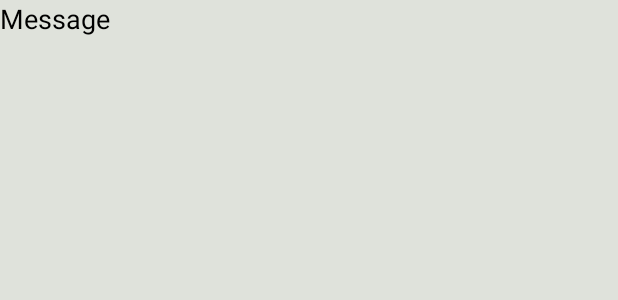
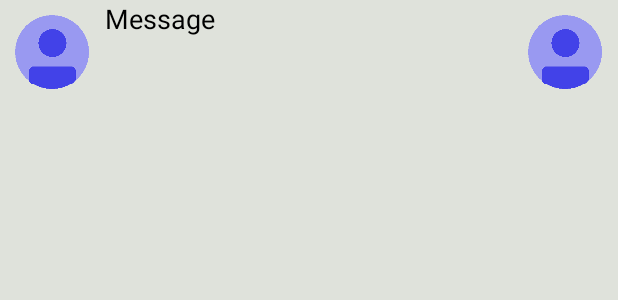
Before and after one commit to jmhwang7/Gamr, an Android app: the layout conversation_adapter.xml on its own in the app's theme, with its tools: preview values and no code run, on a phone screen of 412 x 824 dp. Shown: the top 300 px of the screen. Run offline under Robolectric (Android 15) with nearby library versions, the phone set to English and light mode, and no system bars; network calls fail.

Commit message:
Added a profile picture to the conversations activity

```diff
--- a/app/src/main/java/com/gamr/gamr/ConversationActivity.java
+++ b/app/src/main/java/com/gamr/gamr/ConversationActivity.java
@@ -10,6 +10,7 @@ import android.view.MenuItem;
 import android.view.View;
 import android.view.ViewGroup;
 import android.widget.ArrayAdapter;
+import android.widget.ImageView;
 import android.widget.ListView;
 import android.widget.TextView;
 
@@ -138,9 +139,11 @@ public class ConversationActivity extends ActionBarActivity {
 
             // This sets it to be right justified
             if (message.getFromId().equals(User.sUser.getAccountID())) {
-                messageText.setGravity(Gravity.END);
+                ((ImageView) (rowView.findViewById(R.id.leftProfileView))).setVisibility(View.INVISIBLE);
+                messageText.setGravity(Gravity.RIGHT);
                 messageString = ": " + message.getFromUsername() + "\n" + message.getText();
             } else {
+                ((ImageView) (rowView.findViewById(R.id.rightProfileView))).setVisibility(View.INVISIBLE);
                 messageString = message.getFromUsername() + " :\n" + message.getText();
             }
 
--- a/app/src/main/res/layout/conversation_adapter.xml
+++ b/app/src/main/res/layout/conversation_adapter.xml
@@ -1,13 +1,30 @@
 <?xml version="1.0" encoding="utf-8"?>
-<RelativeLayout xmlns:android="http://schemas.android.com/apk/res/android"
-    android:layout_width="match_parent" android:layout_height="match_parent">
+<LinearLayout xmlns:android="http://schemas.android.com/apk/res/android"
+    android:layout_width="fill_parent" android:layout_height="wrap_content"
+    android:orientation="horizontal">
+
+    <ImageView
+        android:layout_width="wrap_content"
+        android:layout_height="wrap_content"
+        android:id="@+id/leftProfileView"
+        android:layout_margin="10dp"
+        android:src="@drawable/profilepic" />
 
     <TextView
-        android:layout_width="fill_parent"
+        android:layout_width="wrap_content"
         android:layout_height="wrap_content"
         android:text="Message"
         style="@style/MediumTextTheme"
         android:id="@+id/messageContent"
-        android:background="#00000000" />
+        android:width="0dip"
+        android:background="#00000000"
+        android:layout_weight="1" />
 
-</RelativeLayout>
+    <ImageView
+        android:layout_width="wrap_content"
+        android:layout_height="wrap_content"
+        android:id="@+id/rightProfileView"
+        android:layout_margin="10dp"
+        android:src="@drawable/profilepic" />
+
+</LinearLayout>
```
Also changed, not shown: app/src/main/res/drawable-xxhdpi/profilepic.png (added).
